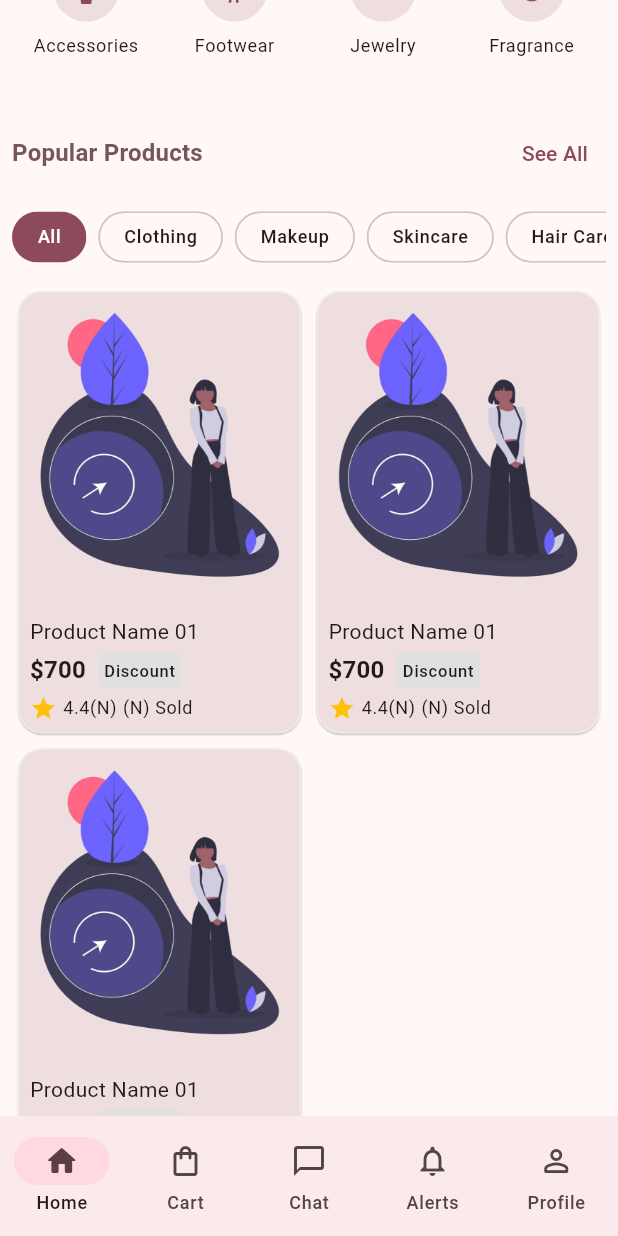
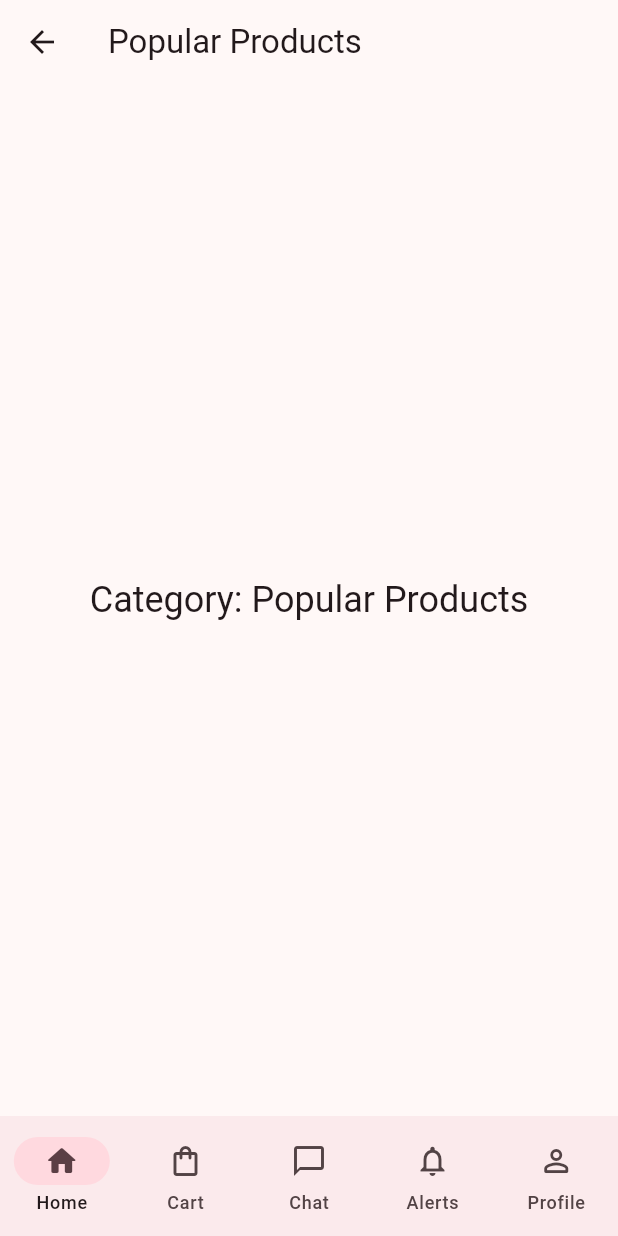
Before and after one commit to eedu7/lumio, a Flutter app: the screen it shows after launch, scrolled down 576 dp, after a tap on "See All", on a phone screen of 412 x 824 dp. Run offline on Flutter 3.47's test engine with Material 3 defaults, Android fonts, the light colour scheme and no system bars; our stand-ins replace email_validator, flutter_dotenv, go_router, supabase_flutter; accounts and stored records are empty.

Commit message:
feat: Implement category page and navigation
- Add a new `CategoryPage` to display products based on a query.
- Implement routing to the `CategoryPage` using `go_router`.
- Update `HomePage` section headings ('Special Offers', 'Popular Products') to navigate to the `CategoryPage`.
- Update category items to navigate to the `CategoryPage` with the category name.
- Remove the unused `route` property from the `AppCategoryModel`.
- Refactor `AppRoutes` to include category routes, query parameters, and a helper function.

```diff
--- a/frontend/lib/core/config/app_router.dart
+++ b/frontend/lib/core/config/app_router.dart
@@ -7,6 +7,7 @@ import 'package:frontend/features/auth/presentation/pages/login_page.dart';
 import 'package:frontend/features/auth/presentation/pages/sign_up_page.dart';
 import 'package:frontend/features/auth/presentation/pages/social_login_page.dart';
 import 'package:frontend/features/cart/presentations/pages/cart_page.dart';
+import 'package:frontend/features/categories/pages/category_page.dart';
 import 'package:frontend/features/chat/presentations/pages/chat_page.dart';
 import 'package:frontend/features/home/presentations/pages/home_page.dart';
 import 'package:frontend/features/notifications/presentations/pages/notifications_page.dart';
@@ -53,6 +54,17 @@ final GoRouter appRouter = GoRouter(
               path: AppRoutes.home,
               builder: (BuildContext context, GoRouterState state) =>
                   const HomePage(),
+              routes: [
+                GoRoute(
+                  path: AppRoutes.category,
+                  builder: (BuildContext context, GoRouterState state) {
+                    final qKey = state.uri.queryParameters[AppRoutes.qKey]!;
+                    final qValue = state.uri.queryParameters[AppRoutes.qValue]!;
+
+                    return CategoryPage(qKey: qKey, qValue: qValue);
+                  },
+                ),
+              ],
             ),
           ],
         ),
--- a/frontend/lib/core/constants/app_routes.dart
+++ b/frontend/lib/core/constants/app_routes.dart
@@ -1,5 +1,5 @@
 class AppRoutes {
-  AppRoutes._(); // Prevents instantiation
+  AppRoutes._();
 
   // Authentication
   static const String signUp = '/sign-up';
@@ -7,7 +7,7 @@ class AppRoutes {
   static const String socialLogin = '/social-login';
   static const String forgotPassword = '/forgot-password';
 
-  // Cart
+  // Chat
   static const String chat = '/chat';
 
   // Cart
@@ -22,8 +22,28 @@ class AppRoutes {
   // Home
   static const String home = '/';
 
+  // Category
+  static const String category = '/category';
+
+  // Query param names
+  static const String qKey = 'key';
+  static const String qValue = 'value';
+
+  // Allowed category query keys (IMPORTANT)
+  static const String categoryName = 'categoryName';
+  static const String collection = 'collection';
+
   // Product Detail
-  static const String productDetailPattern = '/home/:productId';
+  static const String productDetailPattern = 'product/:productId';
 
-  static String productDetails(String productId) => '/home/$productId';
+  // Helpers
+  static String productDetails(String productId) => '/$productId';
+
+  static String categoryProducts({required String key, required String value}) {
+    final uri = Uri(
+      path: category,
+      queryParameters: {qKey: key, qValue: value},
+    );
+    return uri.toString();
+  }
 }
--- a/frontend/lib/features/categories/data/app_categories.dart
+++ b/frontend/lib/features/categories/data/app_categories.dart
@@ -1,54 +1,25 @@
 import 'package:flutter/material.dart';
-import 'package:frontend/core/constants/app_routes.dart';
 import 'package:frontend/features/categories/model/app_category_model.dart';
 
-const List<AppCategoryModel> appCategories = [
-  AppCategoryModel(
-    id: 'clothing',
-    label: 'Clothing',
-    icon: Icons.shopping_bag,
-    route: AppRoutes.profile,
-  ),
-  AppCategoryModel(
-    id: 'makeup',
-    label: 'Makeup',
-    icon: Icons.brush,
-    route: AppRoutes.notifications,
-  ),
-  AppCategoryModel(
-    id: 'skincare',
-    label: 'Skincare',
-    icon: Icons.spa,
-    route: AppRoutes.cart,
-  ),
+List<AppCategoryModel> appCategories = [
+  AppCategoryModel(id: 'clothing', label: 'Clothing', icon: Icons.shopping_bag),
+  AppCategoryModel(id: 'makeup', label: 'Makeup', icon: Icons.brush),
+  AppCategoryModel(id: 'skincare', label: 'Skincare', icon: Icons.spa),
   AppCategoryModel(
     id: 'haircare',
     label: 'Hair Care',
     icon: Icons.face_retouching_natural,
-    route: AppRoutes.cart,
   ),
-  AppCategoryModel(
-    id: 'accessories',
-    label: 'Accessories',
-    icon: Icons.watch,
-    route: AppRoutes.cart,
-  ),
+  AppCategoryModel(id: 'accessories', label: 'Accessories', icon: Icons.watch),
   AppCategoryModel(
     id: 'footwear',
     label: 'Footwear',
     icon: Icons.directions_walk,
-    route: AppRoutes.cart,
   ),
-  AppCategoryModel(
-    id: 'jewelry',
-    label: 'Jewelry',
-    icon: Icons.diamond,
-    route: AppRoutes.cart,
-  ),
+  AppCategoryModel(id: 'jewelry', label: 'Jewelry', icon: Icons.diamond),
   AppCategoryModel(
     id: 'fragrance',
     label: 'Fragrance',
     icon: Icons.local_florist,
-    route: AppRoutes.cart,
   ),
 ];
--- a/frontend/lib/features/categories/model/app_category_model.dart
+++ b/frontend/lib/features/categories/model/app_category_model.dart
@@ -4,12 +4,10 @@ class AppCategoryModel {
   final String id;
   final String label;
   final IconData icon;
-  final String route;
 
   const AppCategoryModel({
     required this.id,
     required this.label,
     required this.icon,
-    required this.route,
   });
 }
--- /dev/null
+++ b/frontend/lib/features/categories/pages/category_page.dart
@@ -0,0 +1,38 @@
+import 'package:flutter/material.dart';
+import 'package:go_router/go_router.dart';
+
+class CategoryPage extends StatefulWidget {
+  final String qKey;
+  final String qValue;
+
+  const CategoryPage({super.key, required this.qKey, required this.qValue});
+
+  @override
+  State<CategoryPage> createState() => _CategoryPageState();
+}
+
+class _CategoryPageState extends State<CategoryPage> {
+  @override
+  Widget build(BuildContext context) {
+    final TextTheme textTheme = Theme.of(context).textTheme;
+    return Scaffold(
+      appBar: AppBar(
+        leading: context.canPop()
+            ? IconButton(
+                onPressed: () => context.pop(),
+                icon: Icon(Icons.arrow_back),
+              )
+            : null,
+        title: Text(widget.qValue, style: textTheme.titleLarge),
+      ),
+      body: SafeArea(
+        child: Center(
+          child: Text(
+            'Category: ${widget.qValue}',
+            style: textTheme.headlineSmall,
+          ),
+        ),
+      ),
+    );
+  }
+}
--- a/frontend/lib/features/categories/widgets/category_item.dart
+++ b/frontend/lib/features/categories/widgets/category_item.dart
@@ -1,24 +1,21 @@
 import 'package:flutter/material.dart';
+import 'package:frontend/core/constants/app_routes.dart';
 import 'package:go_router/go_router.dart';
 
 class CategoryItem extends StatelessWidget {
   final String label;
   final IconData icon;
-  final String actionRoute;
 
-  const CategoryItem({
-    super.key,
-    required this.label,
-    required this.icon,
-    required this.actionRoute,
-  });
+  const CategoryItem({super.key, required this.label, required this.icon});
 
   @override
   Widget build(BuildContext context) {
     final theme = Theme.of(context);
     return InkWell(
       borderRadius: BorderRadius.circular(12),
-      onTap: () => context.go(actionRoute),
+      onTap: () => context.push(
+        AppRoutes.categoryProducts(key: AppRoutes.categoryName, value: label),
+      ),
       child: Padding(
         padding: const EdgeInsets.symmetric(vertical: 8),
         child: Column(
--- a/frontend/lib/features/categories/widgets/product_categories.dart
+++ b/frontend/lib/features/categories/widgets/product_categories.dart
@@ -16,11 +16,8 @@ class ProductCategories extends StatelessWidget {
         crossAxisCount: 4,
         children: appCategories
             .map(
-              (category) => CategoryItem(
-                label: category.label,
-                icon: category.icon,
-                actionRoute: category.route,
-              ),
+              (category) =>
+                  CategoryItem(label: category.label, icon: category.icon),
             )
             .toList(),
       ),
--- a/frontend/lib/features/categories/widgets/product_categories_small.dart
+++ b/frontend/lib/features/categories/widgets/product_categories_small.dart
@@ -20,12 +20,7 @@ class _ProductCategoriesSmallState extends State<ProductCategoriesSmall> {
   void initState() {
     super.initState();
     _categoriesWithAll = [
-      const AppCategoryModel(
-        id: allCategoryId,
-        label: 'All',
-        icon: Icons.apps,
-        route: '',
-      ),
+      const AppCategoryModel(id: allCategoryId, label: 'All', icon: Icons.apps),
       ...appCategories,
     ];
   }
--- a/frontend/lib/features/home/presentations/pages/home_page.dart
+++ b/frontend/lib/features/home/presentations/pages/home_page.dart
@@ -1,4 +1,5 @@
 import 'package:flutter/material.dart';
+import 'package:frontend/core/constants/app_routes.dart';
 import 'package:frontend/features/categories/widgets/product_categories.dart';
 import 'package:frontend/features/categories/widgets/product_categories_small.dart';
 import 'package:frontend/features/home/presentations/widgets/product_catalog.dart';
@@ -6,6 +7,7 @@ import 'package:frontend/features/home/presentations/widgets/product_search_bar.
 import 'package:frontend/features/home/presentations/widgets/section_heading.dart';
 import 'package:frontend/features/home/presentations/widgets/special_offers.dart';
 import 'package:frontend/features/home/presentations/widgets/user_profile_header.dart';
+import 'package:go_router/go_router.dart';
 
 class HomePage extends StatelessWidget {
   const HomePage({super.key});
@@ -32,7 +34,12 @@ class HomePage extends StatelessWidget {
                   SectionHeading(
                     title: 'Special Offers',
                     actionLabel: 'See All',
-                    onPressed: () {},
+                    onPressed: () => context.push(
+                      AppRoutes.categoryProducts(
+                        key: AppRoutes.collection,
+                        value: 'Special Offers',
+                      ),
+                    ),
                   ),
                   SpecialOffers(),
                 ],
@@ -48,7 +55,12 @@ class HomePage extends StatelessWidget {
                   SectionHeading(
                     title: 'Popular Products',
                     actionLabel: 'See All',
-                    onPressed: () {},
+                    onPressed: () => context.push(
+                      AppRoutes.categoryProducts(
+                        key: AppRoutes.collection,
+                        value: 'Popular Products',
+                      ),
+                    ),
                   ),
                   ProductCategoriesSmall(),
                   ProductCatalog(),
--- a/frontend/lib/features/home/presentations/widgets/product_card.dart
+++ b/frontend/lib/features/home/presentations/widgets/product_card.dart
@@ -18,10 +18,7 @@ class _ProductCardState extends State<ProductCard> {
       child: Card.filled(
         elevation: 0.5,
         clipBehavior: Clip.antiAlias,
-        shape: RoundedRectangleBorder(
-          borderRadius: BorderRadius.circular(16),
-          side: BorderSide(color: Colors.grey.shade200),
-        ),
+        shape: RoundedRectangleBorder(borderRadius: BorderRadius.circular(8)),
         child: SizedBox(
           child: Column(
             crossAxisAlignment: CrossAxisAlignment.center,
@@ -34,7 +31,7 @@ class _ProductCardState extends State<ProductCard> {
                 ),
               ),
               Padding(
-                padding: const EdgeInsets.all(8.0),
+                padding: const EdgeInsets.all(12.0),
                 child: Column(
                   spacing: 4.0,
                   crossAxisAlignment: CrossAxisAlignment.start,
@@ -55,7 +52,7 @@ class _ProductCardState extends State<ProductCard> {
                         ),
                         Container(
                           decoration: BoxDecoration(
-                            color: Colors.grey.shade300,
+                            color: Colors.grey.shade200,
                             borderRadius: BorderRadius.circular(4.0),
                           ),
                           padding: const EdgeInsets.all(4.0),
```
